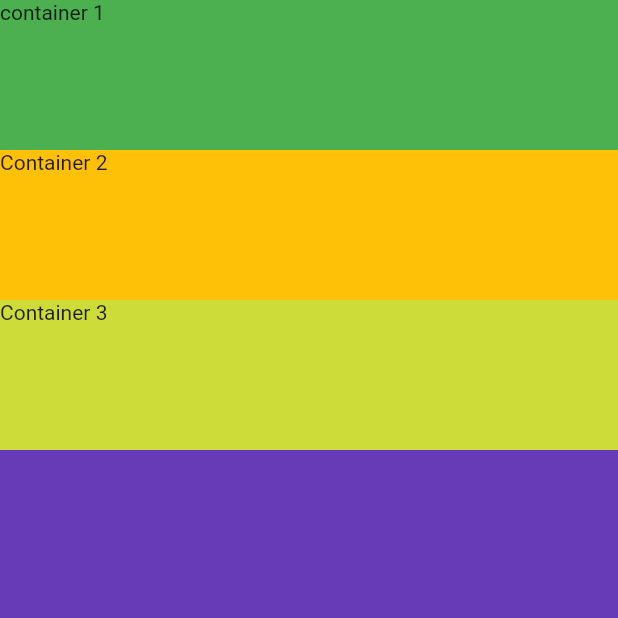
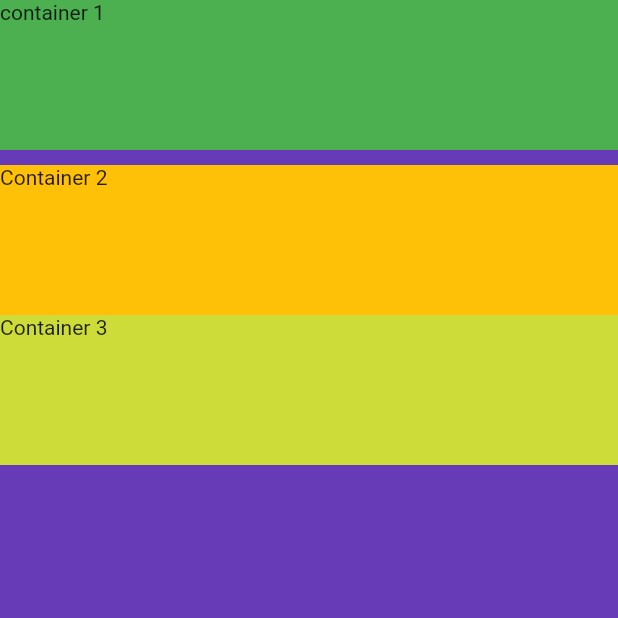
Before and after one commit to mehrbarz/flutter01, a Flutter app: the screen it shows after launch, on a phone screen of 412 x 824 dp, the top half of it. Run offline on Flutter 3.47's test engine with Material 2 defaults, Android fonts, the light colour scheme and no system bars.

Commit message:
to use a little spacing between two containers

```diff
--- a/business_card01/lib/main.dart
+++ b/business_card01/lib/main.dart
@@ -23,6 +23,8 @@ class MyApp extends StatelessWidget {
                 color: Colors.green,
                 child: Text ('container 1'),
               ),
+              SizedBox(height: 10,
+              ),
               Container(
                 height: 100,
                 width: 100,
```
